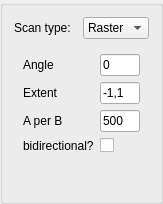
First picture: the form in ScanConfigWidget.ui, repository djsperka/vortup, before the edit.
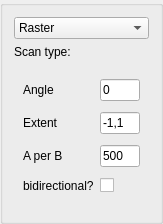
Second picture: the form after the edit. The open tabs and pages were chosen to show the change.

```diff
--- a/ScanConfigWidget.ui
+++ b/ScanConfigWidget.ui
@@ -6,30 +6,15 @@
    <rect>
     <x>0</x>
     <y>0</y>
-    <width>160</width>
-    <height>160</height>
+    <width>146</width>
+    <height>200</height>
    </rect>
   </property>
-  <property name="sizePolicy">
-   <sizepolicy hsizetype="Preferred" vsizetype="Preferred">
-    <horstretch>0</horstretch>
-    <verstretch>0</verstretch>
-   </sizepolicy>
-  </property>
   <property name="windowTitle">
    <string>GroupBox</string>
   </property>
   <layout class="QVBoxLayout" name="verticalLayout">
    <item>
-    <layout class="QHBoxLayout" name="horizontalLayout">
-     <item>
-      <widget class="QLabel" name="label_6">
-       <property name="text">
-        <string>Scan type:</string>
-       </property>
-      </widget>
-     </item>
-     <item>
       <widget class="QComboBox" name="cbScanTypes">
        <property name="currentIndex">
         <number>0</number>
@@ -46,7 +31,12 @@
        </item>
       </widget>
      </item>
-    </layout>
+   <item>
+    <widget class="QLabel" name="label_6">
+     <property name="text">
+      <string>Scan type:</string>
+     </property>
+    </widget>
    </item>
    <item>
     <widget class="QStackedWidget" name="stackScanTypes">
@@ -176,7 +166,7 @@
       </layout>
      </widget>
      <widget class="QWidget" name="page_2">
-      <layout class="QFormLayout" name="formLayout">
+      <layout class="QGridLayout" name="gridLayout_2">
        <item row="0" column="0">
         <widget class="QLabel" name="label_12">
          <property name="text">
```
Left out of the diff: 4 changed lines with no effect on the pictures. Lines whose indentation alone changed are shown as unchanged.
